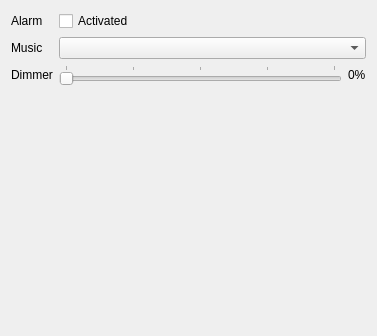
This is client_desktop/commodorehomeform.ui in ricardoquesada/unijoysticle as Qt 5 draws it before an edit. The edited form follows.
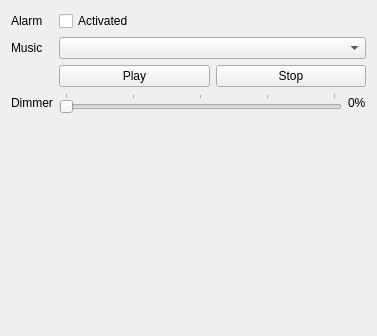
This is the edited form.

```diff
--- a/client_desktop/commodorehomeform.ui
+++ b/client_desktop/commodorehomeform.ui
@@ -42,14 +42,14 @@
      </property>
     </widget>
    </item>
-   <item row="2" column="0">
+   <item row="4" column="0">
     <widget class="QLabel" name="label">
      <property name="text">
       <string>Dimmer</string>
      </property>
     </widget>
    </item>
-   <item row="2" column="1">
+   <item row="4" column="1">
     <layout class="QHBoxLayout" name="horizontalLayout" stretch="0,0">
      <item>
       <widget class="QSlider" name="horizontalSlider_dimmer">
@@ -82,6 +82,24 @@
      </item>
     </layout>
    </item>
+   <item row="3" column="1">
+    <layout class="QHBoxLayout" name="horizontalLayout_2">
+     <item>
+      <widget class="QPushButton" name="pushButton_play">
+       <property name="text">
+        <string>Play</string>
+       </property>
+      </widget>
+     </item>
+     <item>
+      <widget class="QPushButton" name="pushButton_stop">
+       <property name="text">
+        <string>Stop</string>
+       </property>
+      </widget>
+     </item>
+    </layout>
+   </item>
   </layout>
  </widget>
  <resources/>
```
Left out of the diff: 4 changed lines with no effect on the pictures.
